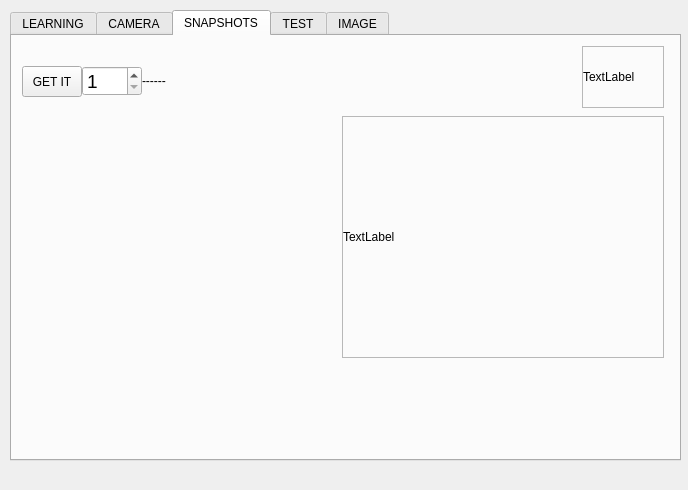
Above: mainwindow.ui from ahmetcihan/hand_recognition before the change. Below: the same form after it.
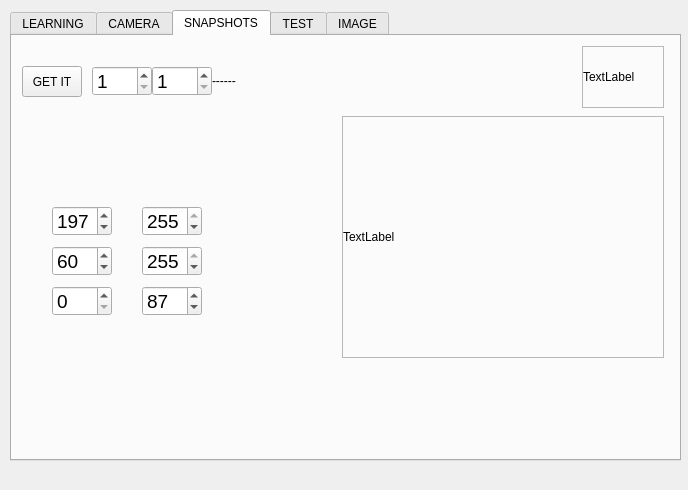
That is the form after the change. The open tabs and pages were chosen to show the change.

Patch:
```diff
--- a/mainwindow.ui
+++ b/mainwindow.ui
@@ -431,7 +431,7 @@
      <widget class="QLabel" name="label_snap_auto_object">
       <property name="geometry">
        <rect>
-        <x>130</x>
+        <x>200</x>
         <y>30</y>
         <width>30</width>
         <height>30</height>
@@ -457,7 +457,172 @@
      <widget class="QSpinBox" name="spinBox_snapshot_object_last">
       <property name="geometry">
        <rect>
-        <x>70</x>
+        <x>140</x>
+        <y>30</y>
+        <width>60</width>
+        <height>30</height>
+       </rect>
+      </property>
+      <property name="font">
+       <font>
+        <pointsize>14</pointsize>
+       </font>
+      </property>
+      <property name="minimum">
+       <number>1</number>
+      </property>
+      <property name="maximum">
+       <number>1000</number>
+      </property>
+     </widget>
+     <widget class="QSpinBox" name="spinBox_red_min">
+      <property name="geometry">
+       <rect>
+        <x>40</x>
+        <y>170</y>
+        <width>60</width>
+        <height>30</height>
+       </rect>
+      </property>
+      <property name="font">
+       <font>
+        <pointsize>14</pointsize>
+       </font>
+      </property>
+      <property name="minimum">
+       <number>0</number>
+      </property>
+      <property name="maximum">
+       <number>255</number>
+      </property>
+      <property name="value">
+       <number>197</number>
+      </property>
+     </widget>
+     <widget class="QSpinBox" name="spinBox_green_min">
+      <property name="geometry">
+       <rect>
+        <x>40</x>
+        <y>210</y>
+        <width>60</width>
+        <height>30</height>
+       </rect>
+      </property>
+      <property name="font">
+       <font>
+        <pointsize>14</pointsize>
+       </font>
+      </property>
+      <property name="minimum">
+       <number>0</number>
+      </property>
+      <property name="maximum">
+       <number>255</number>
+      </property>
+      <property name="value">
+       <number>60</number>
+      </property>
+     </widget>
+     <widget class="QSpinBox" name="spinBox_blue_min">
+      <property name="geometry">
+       <rect>
+        <x>40</x>
+        <y>250</y>
+        <width>60</width>
+        <height>30</height>
+       </rect>
+      </property>
+      <property name="font">
+       <font>
+        <pointsize>14</pointsize>
+       </font>
+      </property>
+      <property name="minimum">
+       <number>0</number>
+      </property>
+      <property name="maximum">
+       <number>255</number>
+      </property>
+      <property name="value">
+       <number>0</number>
+      </property>
+     </widget>
+     <widget class="QSpinBox" name="spinBox_red_max">
+      <property name="geometry">
+       <rect>
+        <x>130</x>
+        <y>170</y>
+        <width>60</width>
+        <height>30</height>
+       </rect>
+      </property>
+      <property name="font">
+       <font>
+        <pointsize>14</pointsize>
+       </font>
+      </property>
+      <property name="minimum">
+       <number>0</number>
+      </property>
+      <property name="maximum">
+       <number>255</number>
+      </property>
+      <property name="value">
+       <number>255</number>
+      </property>
+     </widget>
+     <widget class="QSpinBox" name="spinBox_blue_max">
+      <property name="geometry">
+       <rect>
+        <x>130</x>
+        <y>250</y>
+        <width>60</width>
+        <height>30</height>
+       </rect>
+      </property>
+      <property name="font">
+       <font>
+        <pointsize>14</pointsize>
+       </font>
+      </property>
+      <property name="minimum">
+       <number>0</number>
+      </property>
+      <property name="maximum">
+       <number>255</number>
+      </property>
+      <property name="value">
+       <number>87</number>
+      </property>
+     </widget>
+     <widget class="QSpinBox" name="spinBox_green_max">
+      <property name="geometry">
+       <rect>
+        <x>130</x>
+        <y>210</y>
+        <width>60</width>
+        <height>30</height>
+       </rect>
+      </property>
+      <property name="font">
+       <font>
+        <pointsize>14</pointsize>
+       </font>
+      </property>
+      <property name="minimum">
+       <number>0</number>
+      </property>
+      <property name="maximum">
+       <number>255</number>
+      </property>
+      <property name="value">
+       <number>255</number>
+      </property>
+     </widget>
+     <widget class="QSpinBox" name="spinBox_snapshot_object_first">
+      <property name="geometry">
+       <rect>
+        <x>80</x>
         <y>30</y>
         <width>60</width>
         <height>30</height>
```
Left out of the diff: 36 changed lines with no effect on the pictures.
